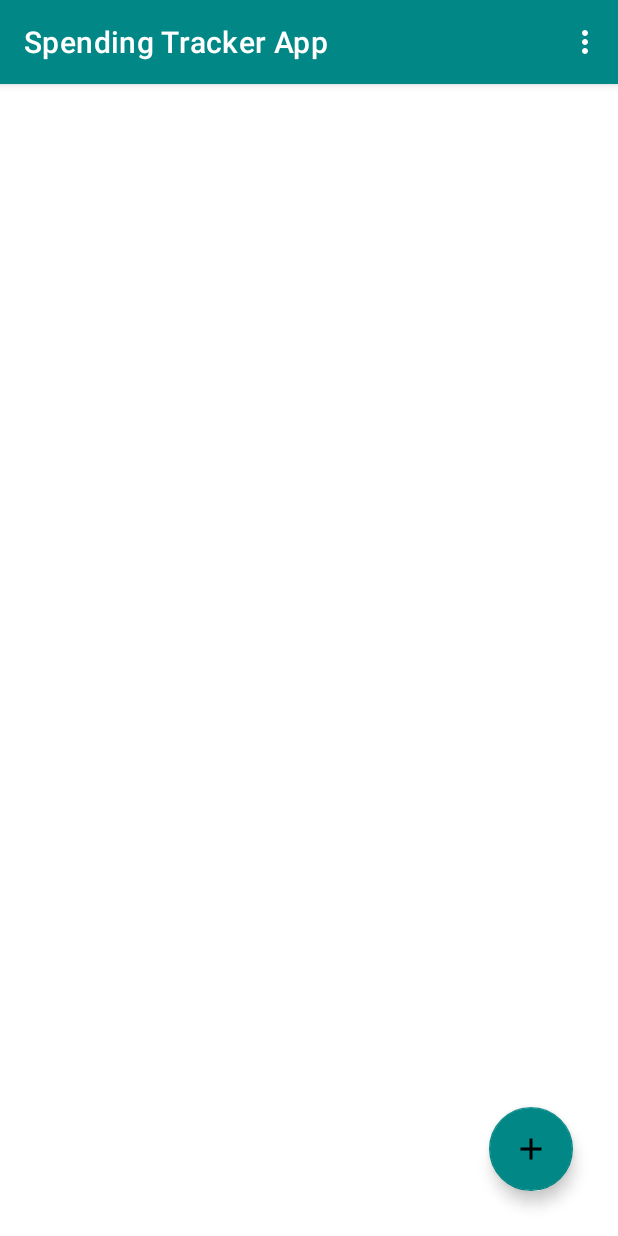
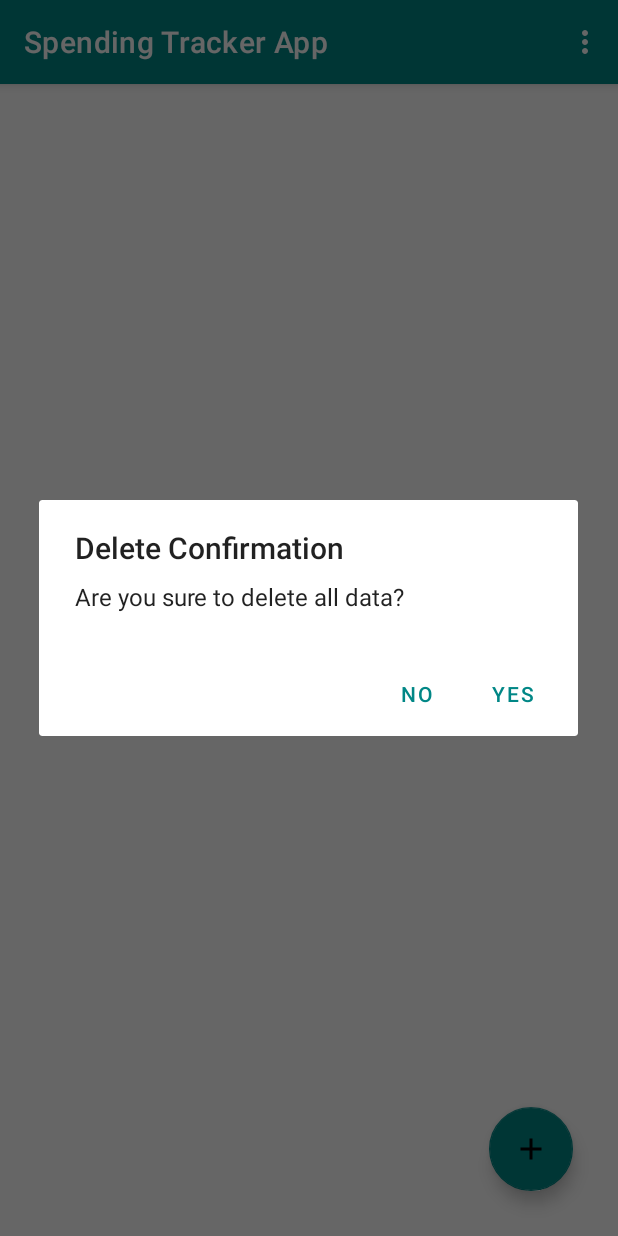
Before and after one commit to JanBinkowski/AndroidProject, an Android app: the screen it shows after launch (MainActivity), in the options menu, after a tap on "Delete All Data", on a phone screen of 412 x 824 dp. Run offline under Robolectric (Android 15) with nearby library versions, the phone set to English and light mode, and no system bars.

Commit message:
Some popups and cosmetic changes.

```diff
--- a/app/src/main/java/com/example/spendingtracker_v2/AddRecordActivity.java
+++ b/app/src/main/java/com/example/spendingtracker_v2/AddRecordActivity.java
@@ -18,6 +18,7 @@ public class AddRecordActivity extends AppCompatActivity {
     ImageButton ButtonSend;
     ImageButton buttonDate;
     DatePickerDialog datepicker;
+
     @Override
     protected void onCreate(Bundle savedInstanceState) {
         super.onCreate(savedInstanceState);
@@ -55,7 +56,6 @@ public class AddRecordActivity extends AppCompatActivity {
                 myDB.addItemToDatabase(editTextTextDescription.getText().toString().trim(),
                         editTextValue.getText().toString().trim(),
                         editTextDate.getText().toString().trim());
-
             }
         });
     }
--- a/app/src/main/java/com/example/spendingtracker_v2/CustomAdapter.java
+++ b/app/src/main/java/com/example/spendingtracker_v2/CustomAdapter.java
@@ -51,6 +51,7 @@ public class CustomAdapter extends RecyclerView.Adapter<CustomAdapter.MyViewHold
         holder.spending_description_txt.setText(String.valueOf(spend_description.get(position)));
         holder.spending_date_txt.setText(String.valueOf(spend_date.get(position)));
         holder.spending_value_txt.setText(String.valueOf(spend_value.get(position)));
+
         holder.mainLayout.setOnClickListener(new View.OnClickListener() {
             @Override
             public void onClick(View v) {
--- a/app/src/main/java/com/example/spendingtracker_v2/MainActivity.java
+++ b/app/src/main/java/com/example/spendingtracker_v2/MainActivity.java
@@ -2,10 +2,12 @@ package com.example.spendingtracker_v2;
 
 import androidx.annotation.NonNull;
 import androidx.annotation.Nullable;
+import androidx.appcompat.app.AlertDialog;
 import androidx.appcompat.app.AppCompatActivity;
 import androidx.recyclerview.widget.LinearLayoutManager;
 import androidx.recyclerview.widget.RecyclerView;
 
+import android.content.DialogInterface;
 import android.content.Intent;
 import android.database.Cursor;
 import android.view.Menu;
@@ -16,6 +18,7 @@ import android.widget.*;
 import android.os.Bundle;
 
 import com.google.android.material.floatingactionbutton.FloatingActionButton;
+import com.google.android.material.snackbar.Snackbar;
 
 import java.util.ArrayList;
 import java.util.Currency;
@@ -57,9 +60,7 @@ public class MainActivity extends AppCompatActivity {
         RecyclerViewList.setAdapter(customAdapter);
         RecyclerViewList.setLayoutManager(new LinearLayoutManager(MainActivity.this));
 
-        myDatabaseHelper myDB = new myDatabaseHelper(this);
-        double num = myDB.getTotalOfAmount();
-        Toast.makeText(this, ""+num, Toast.LENGTH_SHORT).show();
+
     }
 
     @Override
@@ -73,7 +74,14 @@ public class MainActivity extends AppCompatActivity {
     void storeDataInArrays(){
         Cursor cursor = myDB.readAllData();
         if(cursor.getCount() == 0){
-            Toast.makeText(this, "No data.", Toast.LENGTH_SHORT).show();
+            Snackbar snackbar = Snackbar.make(findViewById(R.id.myCoordinatorLayout),"There is no data yet. \nClick 'plus' button to add data.",
+                    Snackbar.LENGTH_SHORT)
+                    .setAction("OK", new View.OnClickListener() {
+                        @Override
+                        public void onClick(View view) {
+                        }
+                    });
+            snackbar.setDuration(8000).show();
         }else{
             while(cursor.moveToNext()){
                 spend_id.add(cursor.getString(0));
@@ -94,14 +102,64 @@ public class MainActivity extends AppCompatActivity {
     @Override
     public boolean onOptionsItemSelected(MenuItem item) {
         if(item.getItemId() == R.id.delete_all){
-            Toast.makeText(this, "All data deleted", Toast.LENGTH_SHORT).show();
-            myDatabaseHelper myDB = new myDatabaseHelper(this);
-            myDB.deleteAllData();
-            Intent intent = new Intent(this, MainActivity.class);
-            startActivity(intent);
-            finish();
+            confirmDialog();
+        }
+        if(item.getItemId() == R.id.total){
+           // displayTotalSpendingInSnackBar();
+            displayInfo2();
         }
         return super.onOptionsItemSelected(item);
 
     }
+
+    void confirmDialog(){
+        AlertDialog.Builder builder = new AlertDialog.Builder(this);
+        builder.setTitle("Delete Confirmation");
+        builder.setMessage("Are you sure to delete all data?");
+        builder.setPositiveButton("Yes", new DialogInterface.OnClickListener() {
+            @Override
+            public void onClick(DialogInterface dialog, int which) {
+                myDatabaseHelper myDB = new myDatabaseHelper(MainActivity.this);
+                myDB.deleteAllData();
+                Intent intent = new Intent(MainActivity.this, MainActivity.class);
+                startActivity(intent);
+                finish();
+            }
+        });
+        builder.setNegativeButton("No", new DialogInterface.OnClickListener() {
+            @Override
+            public void onClick(DialogInterface dialog, int which) {
+
+            }
+        });
+        builder.create().show();
+    }
+
+    void displayTotalSpendingInSnackBar(){
+        myDatabaseHelper myDB = new myDatabaseHelper(this);
+        double totalSpend = myDB.getTotalOfAmount();
+        Snackbar snackbar = Snackbar.make(findViewById(R.id.myCoordinatorLayout),"Your total spending: "+totalSpend+" PLN",
+                Snackbar.LENGTH_SHORT)
+                .setAction("OK", new View.OnClickListener() {
+                    @Override
+                    public void onClick(View view) {
+                    }
+                });
+        snackbar.show();
+    }
+
+    void displayInfo2(){
+        myDatabaseHelper myDB = new myDatabaseHelper(this);
+        double totalSpend = myDB.getTotalOfAmount();
+        AlertDialog.Builder builder = new AlertDialog.Builder(this);
+        builder.setTitle("Total Spending");
+        builder.setMessage("Your total spending as far is: "+totalSpend+" PLN");
+        builder.setPositiveButton("Ok", new DialogInterface.OnClickListener() {
+            @Override
+            public void onClick(DialogInterface dialog, int which) {
+
+            }
+        });
+        builder.create().show();
+    }
 }
--- a/app/src/main/res/layout/activity_main.xml
+++ b/app/src/main/res/layout/activity_main.xml
@@ -1,5 +1,6 @@
 <?xml version="1.0" encoding="utf-8"?>
 <androidx.constraintlayout.widget.ConstraintLayout xmlns:android="http://schemas.android.com/apk/res/android"
+    android:id="@+id/myCoordinatorLayout"
     xmlns:app="http://schemas.android.com/apk/res-auto"
     xmlns:tools="http://schemas.android.com/tools"
     android:layout_width="match_parent"
--- a/app/src/main/res/menu/my_menu.xml
+++ b/app/src/main/res/menu/my_menu.xml
@@ -5,4 +5,7 @@
         android:id="@+id/delete_all"
         android:title="Delete All Data"
         app:showAsAction="never"></item>
+    <item
+        android:id="@+id/total"
+        android:title="See total spending"/>
 </menu>
--- a/app/src/main/res/values/colors.xml
+++ b/app/src/main/res/values/colors.xml
@@ -8,4 +8,5 @@
     <color name="teal_700">#FF018786</color>
     <color name="black">#FF000000</color>
     <color name="white">#FFFFFFFF</color>
+    <color name="colorAccent">#F44336</color>
 </resources>
```
Also changed, not shown: app/src/main/res/layout/my_row.xml (+14 -4 lines).
